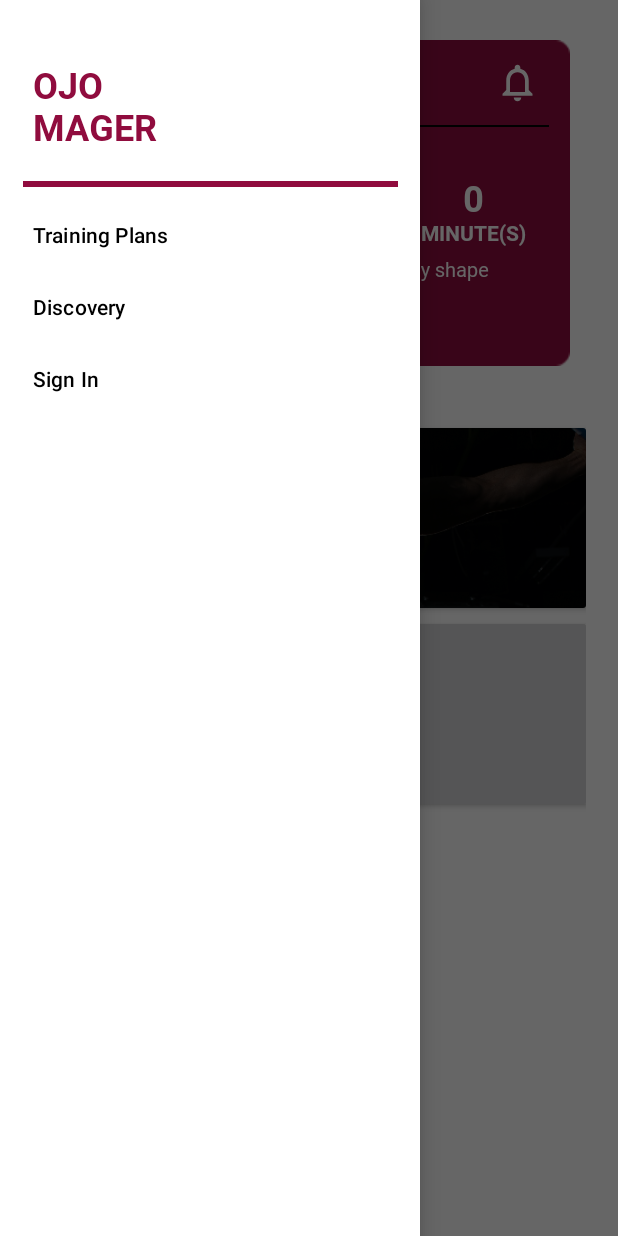
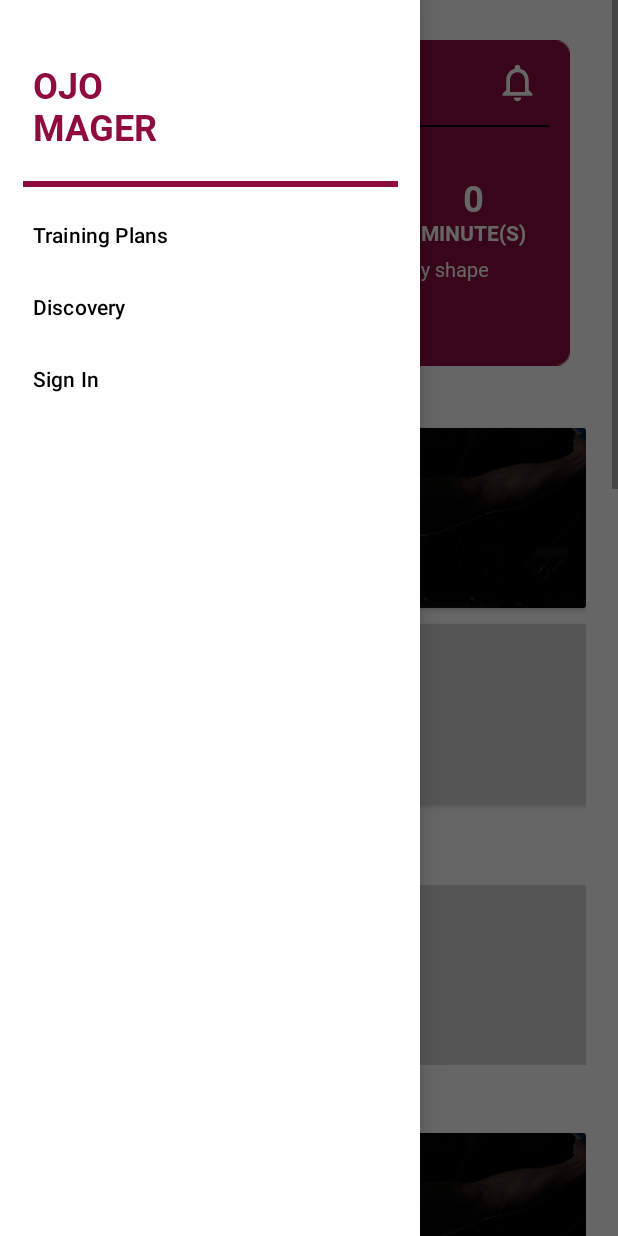
Before and after one commit to shafaalafghany/ojo-mager, an Android app: the MainActivity screen opened directly, with no data from a screen before it, with the side drawer open, on a phone screen of 412 x 824 dp. Run offline under Robolectric (Android 15) with nearby library versions, the phone set to English and light mode, and no system bars; pictures from the network do not load.

Commit message:
add new component in main activity

```diff
--- a/app/src/main/java/com/kelompok1/ojomager/activities/MainActivity.kt
+++ b/app/src/main/java/com/kelompok1/ojomager/activities/MainActivity.kt
@@ -10,6 +10,10 @@ import androidx.recyclerview.widget.LinearLayoutManager
 import androidx.recyclerview.widget.RecyclerView
 import com.kelompok1.ojomager.R
 import com.kelompok1.ojomager.adapter.MainItemAdapter
+import com.kelompok1.ojomager.adapter.SecondItemAdapter
+import com.kelompok1.ojomager.adapter.ThirdItemAdapter
+import com.kelompok1.ojomager.data.BeginnerListItem
+import com.kelompok1.ojomager.data.IntermediateListItem
 import com.kelompok1.ojomager.data.ListItem
 import com.kelompok1.ojomager.models.Item
 import com.kelompok1.ojomager.storage.SharedPrefManager
@@ -20,11 +24,27 @@ class MainActivity : AppCompatActivity() {
     private lateinit var toggle: ActionBarDrawerToggle
     private lateinit var rvMain : RecyclerView
     private var list : ArrayList<Item> = arrayListOf()
+    private var list2 : ArrayList<Item> = arrayListOf()
+    private var list3 : ArrayList<Item> = arrayListOf()
 
     private fun showFirstRecyclerList() {
         rvMain = rv_first_label
         rvMain.layoutManager = LinearLayoutManager(this)
         val listItemAdapter = MainItemAdapter(list)
+        rvMain.adapter = listItemAdapter
+    }
+
+    private fun showSecondRecyclerList() {
+        rvMain = rv_second_label
+        rvMain.layoutManager = LinearLayoutManager(this)
+        val listItemAdapter = SecondItemAdapter(list2)
+        rvMain.adapter = listItemAdapter
+    }
+
+    private fun showThirdRecyclerList() {
+        rvMain = rv_third_label
+        rvMain.layoutManager = LinearLayoutManager(this)
+        val listItemAdapter = ThirdItemAdapter(list3)
         rvMain.adapter = listItemAdapter
     }
 
@@ -36,12 +56,20 @@ class MainActivity : AppCompatActivity() {
 
         rv_first_label.setHasFixedSize(true)
         list.addAll(ListItem.listData)
+        list2.addAll(BeginnerListItem.listData)
+        list3.addAll(IntermediateListItem.listData)
         showFirstRecyclerList()
+        showSecondRecyclerList()
+        showThirdRecyclerList()
 
         btn_set_goal.setOnClickListener {
             val dialog = SetGoalDialog()
 
             dialog.show(supportFragmentManager, "Set Goal")
+        }
+
+        img_btn_quarantine.setOnClickListener {
+            Toast.makeText(this, "Quarantine At Home Touched", Toast.LENGTH_SHORT).show()
         }
 
         toggle = ActionBarDrawerToggle(this, drawerLayout, R.string.open, R.string.close)
--- /dev/null
+++ b/app/src/main/java/com/kelompok1/ojomager/adapter/SecondItemAdapter.kt
@@ -0,0 +1,43 @@
+package com.kelompok1.ojomager.adapter
+
+import android.view.LayoutInflater
+import android.view.View
+import android.view.ViewGroup
+import android.widget.ImageButton
+import android.widget.TextView
+import android.widget.Toast
+import androidx.recyclerview.widget.RecyclerView
+import com.bumptech.glide.Glide
+import com.kelompok1.ojomager.R
+import com.kelompok1.ojomager.models.Item
+
+class SecondItemAdapter(private val listItem: ArrayList<Item>) : RecyclerView.Adapter<SecondItemAdapter.ListViewHolder>() {
+
+    override fun onCreateViewHolder(parent: ViewGroup, viewType: Int): ListViewHolder {
+        val view: View = LayoutInflater.from(parent.context).inflate(R.layout.item_row_vertical_second, parent, false)
+        return ListViewHolder(view)
+    }
+
+    override fun onBindViewHolder(holder: ListViewHolder, position: Int) {
+        val item = listItem[position]
+
+        Glide.with(holder.itemView.context)
+            .load(item.img)
+            .into(holder.imgBtn)
+
+        holder.imgBtn.setOnClickListener {
+            Toast.makeText(holder.itemView.context, item.title, Toast.LENGTH_SHORT).show()
+        }
+
+        holder.tvTitle.text = item.title
+    }
+
+    override fun getItemCount(): Int {
+        return listItem.size
+    }
+
+    inner class ListViewHolder(itemView: View) : RecyclerView.ViewHolder(itemView) {
+        val tvTitle : TextView = itemView.findViewById(R.id.tv_title_item)
+        val imgBtn : ImageButton = itemView.findViewById(R.id.img_btn_item)
+    }
+}
--- /dev/null
+++ b/app/src/main/java/com/kelompok1/ojomager/adapter/ThirdItemAdapter.kt
@@ -0,0 +1,43 @@
+package com.kelompok1.ojomager.adapter
+
+import android.view.LayoutInflater
+import android.view.View
+import android.view.ViewGroup
+import android.widget.ImageButton
+import android.widget.TextView
+import android.widget.Toast
+import androidx.recyclerview.widget.RecyclerView
+import com.bumptech.glide.Glide
+import com.kelompok1.ojomager.R
+import com.kelompok1.ojomager.models.Item
+
+class ThirdItemAdapter(private val listItem: ArrayList<Item>) : RecyclerView.Adapter<ThirdItemAdapter.ListViewHolder>() {
+
+    override fun onCreateViewHolder(parent: ViewGroup, viewType: Int): ListViewHolder {
+        val view: View = LayoutInflater.from(parent.context).inflate(R.layout.item_row_vertical_second, parent, false)
+        return ListViewHolder(view)
+    }
+
+    override fun onBindViewHolder(holder: ListViewHolder, position: Int) {
+        val item = listItem[position]
+
+        Glide.with(holder.itemView.context)
+            .load(item.img)
+            .into(holder.imgBtn)
+
+        holder.imgBtn.setOnClickListener {
+            Toast.makeText(holder.itemView.context, item.title, Toast.LENGTH_SHORT).show()
+        }
+
+        holder.tvTitle.text = item.title
+    }
+
+    override fun getItemCount(): Int {
+        return listItem.size
+    }
+
+    inner class ListViewHolder(itemView: View) : RecyclerView.ViewHolder(itemView) {
+        val tvTitle : TextView = itemView.findViewById(R.id.tv_title_item)
+        val imgBtn : ImageButton = itemView.findViewById(R.id.img_btn_item)
+    }
+}
--- /dev/null
+++ b/app/src/main/java/com/kelompok1/ojomager/data/BeginnerListItem.kt
@@ -0,0 +1,37 @@
+package com.kelompok1.ojomager.data
+
+import com.kelompok1.ojomager.R
+import com.kelompok1.ojomager.models.Item
+
+object BeginnerListItem {
+        private val homeItemTitles = arrayOf(
+            "ABS BEGINNER",
+            "CHEST BEGINNER",
+            "ARM BEGINNER",
+            "LEG BEGINNER",
+            "SHOULDER & BACK BEGINNER"
+        )
+
+        private val homeItemImg = intArrayOf(
+            R.drawable.item_1,
+            R.drawable.item_2,
+            R.drawable.item_1,
+            R.drawable.item_2,
+            R.drawable.item_1,
+        )
+
+        val listData: ArrayList<Item>
+
+            get() {
+                val list = arrayListOf<Item>()
+
+                for (position in homeItemTitles.indices) {
+                    val item = Item()
+                    item.title = homeItemTitles[position]
+                    item.img = homeItemImg[position]
+                    list.add(item)
+                }
+
+                return list
+            }
+}
--- /dev/null
+++ b/app/src/main/java/com/kelompok1/ojomager/data/IntermediateListItem.kt
@@ -0,0 +1,37 @@
+package com.kelompok1.ojomager.data
+
+import com.kelompok1.ojomager.R
+import com.kelompok1.ojomager.models.Item
+
+object IntermediateListItem {
+    private val homeItemTitles = arrayOf(
+        "ABS INTERMEDIATE",
+        "CHEST INTERMEDIATE",
+        "ARM INTERMEDIATE",
+        "LEG INTERMEDIATE",
+        "SHOULDER & BACK INTERMEDIATE"
+    )
+
+    private val homeItemImg = intArrayOf(
+        R.drawable.item_1,
+        R.drawable.item_2,
+        R.drawable.item_1,
+        R.drawable.item_2,
+        R.drawable.item_1,
+    )
+
+    val listData: ArrayList<Item>
+
+        get() {
+            val list = arrayListOf<Item>()
+
+            for (position in homeItemTitles.indices) {
+                val item = Item()
+                item.title = homeItemTitles[position]
+                item.img = homeItemImg[position]
+                list.add(item)
+            }
+
+            return list
+        }
+}
--- a/app/src/main/res/layout/activity_main.xml
+++ b/app/src/main/res/layout/activity_main.xml
@@ -182,6 +182,73 @@
                 android:layout_marginStart="78dp"
                 android:layout_marginTop="547dp" />
 
+            <ImageButton
+                android:id="@+id/img_btn_quarantine"
+                android:layout_width="370dp"
+                android:layout_height="120dp"
+                android:background="@drawable/best_quarantine"
+                android:layout_gravity="center_horizontal"
+                android:layout_marginTop="590dp"/>
+
+            <TextView
+                android:id="@+id/tv_quarantine"
+                android:layout_width="wrap_content"
+                android:layout_height="wrap_content"
+                android:text="@string/second_label_challenge"
+                android:textSize="18sp"
+                android:textColor="#FFFFFF"
+                android:fontFamily="@font/roboto_black"
+                android:layout_marginStart="35dp"
+                android:layout_marginTop="630dp" />
+
+            <TextView
+                android:layout_width="wrap_content"
+                android:layout_height="wrap_content"
+                android:text="@string/best_quarantine_desc"
+                android:textSize="14sp"
+                android:textColor="#FFFFFF"
+                android:fontFamily="@font/roboto_black"
+                android:layout_marginStart="35dp"
+                android:layout_marginTop="650dp" />
+
+            <TextView
+                android:layout_width="wrap_content"
+                android:layout_height="wrap_content"
+                android:text="@string/beginner"
+                android:textColor="#424350"
+                android:textSize="18sp"
+                android:fontFamily="@font/roboto_bold"
+                android:layout_marginTop="720dp"
+                android:layout_marginStart="20dp" />
+
+            <androidx.recyclerview.widget.RecyclerView
+                android:id="@+id/rv_second_label"
+                android:layout_width="wrap_content"
+                android:layout_height="wrap_content"
+                android:orientation="vertical"
+                android:layout_marginTop="750dp"
+                android:layout_gravity="center_horizontal"
+                tools:listitem="@layout/item_row_vertical_second" />
+
+            <TextView
+                android:layout_width="wrap_content"
+                android:layout_height="wrap_content"
+                android:text="@string/intermediate"
+                android:textColor="#424350"
+                android:textSize="18sp"
+                android:fontFamily="@font/roboto_bold"
+                android:layout_marginTop="1405dp"
+                android:layout_marginStart="20dp" />
+
+            <androidx.recyclerview.widget.RecyclerView
+                android:id="@+id/rv_third_label"
+                android:layout_width="wrap_content"
+                android:layout_height="wrap_content"
+                android:orientation="vertical"
+                android:layout_marginTop="1430dp"
+                android:layout_gravity="center_horizontal"
+                tools:listitem="@layout/item_row_vertical_second" />
+
         </FrameLayout>
 
     </ScrollView>
--- a/app/src/main/res/values/strings.xml
+++ b/app/src/main/res/values/strings.xml
@@ -56,4 +56,7 @@
     <string name="select_time">Select Time</string>
     <string name="set_reminder">Set Reminder</string>
     <string name="cancel_reminder">Cancel Reminder</string>
+    <string name="best_quarantine_desc">5 Workouts</string>
+    <string name="beginner">BEGINNER</string>
+    <string name="intermediate">INTERMEDIATE</string>
 </resources>
```
Also changed, not shown: app/src/main/res/layout/item_row_vertical_second.xml (added, +31 -0 lines), 1 other file.
